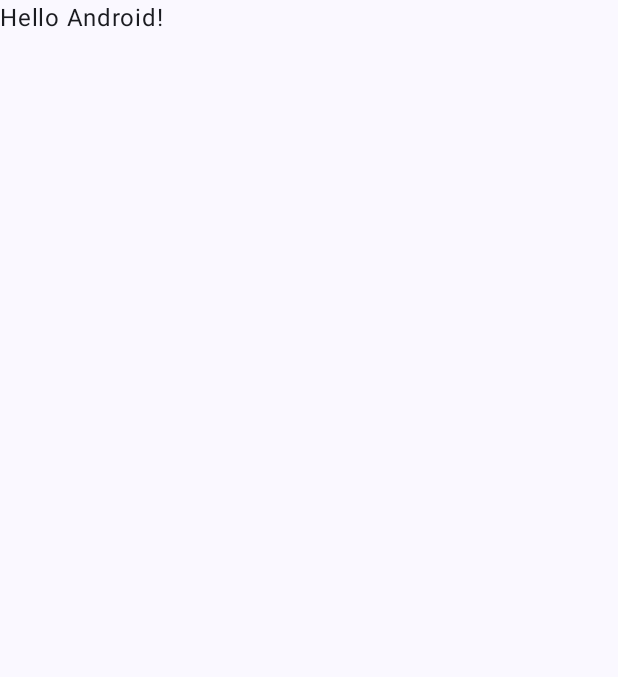
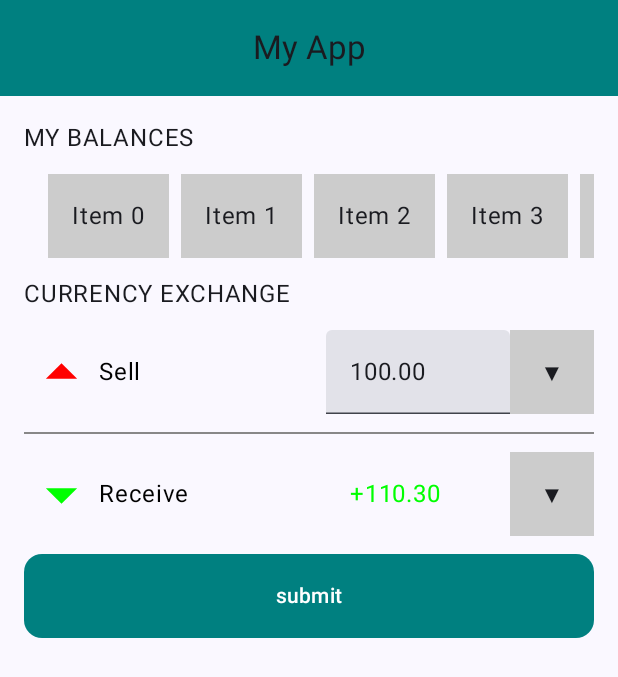
Before and after one commit to DGojka/CurrencyExchanger2, an Android app built with Jetpack Compose: the screen it shows after launch (MainActivity), on a phone screen of 412 x 824 dp. Before the commit the part shown is almost empty. Shown: the top 677 px of the screen. Run offline under Robolectric (Android 15) with nearby library versions, the phone set to English and light mode, and no system bars.

Commit message:
simple ui

```diff
--- a/app/build.gradle
+++ b/app/build.gradle
@@ -46,6 +46,7 @@ dependencies {
     implementation libs.androidx.ui.graphics
     implementation libs.androidx.ui.tooling.preview
     implementation libs.androidx.material3
+    implementation libs.androidx.compose.foundation
     implementation libs.retrofit
     testImplementation libs.junit
     androidTestImplementation libs.androidx.junit
--- a/app/src/main/java/com/example/currencyexchanger2/MainActivity.kt
+++ b/app/src/main/java/com/example/currencyexchanger2/MainActivity.kt
@@ -5,12 +5,16 @@ import androidx.activity.ComponentActivity
 import androidx.activity.compose.setContent
 import androidx.activity.enableEdgeToEdge
 import androidx.compose.foundation.layout.fillMaxSize
-import androidx.compose.foundation.layout.padding
+import androidx.compose.material3.CenterAlignedTopAppBar
+import androidx.compose.material3.ExperimentalMaterial3Api
 import androidx.compose.material3.Scaffold
 import androidx.compose.material3.Text
+import androidx.compose.material3.TopAppBarDefaults
 import androidx.compose.runtime.Composable
 import androidx.compose.ui.Modifier
+import androidx.compose.ui.graphics.Color
 import androidx.compose.ui.tooling.preview.Preview
+import com.example.currencyexchanger2.currencyexchangescreen.CurrencyExchangeScreen
 import com.example.currencyexchanger2.ui.theme.CurrencyExchanger2Theme
 
 class MainActivity : ComponentActivity() {
@@ -19,15 +23,26 @@ class MainActivity : ComponentActivity() {
         enableEdgeToEdge()
         setContent {
             CurrencyExchanger2Theme {
-                Scaffold(modifier = Modifier.fillMaxSize()) { innerPadding ->
-                    Greeting(
-                        name = "Android",
-                        modifier = Modifier.padding(innerPadding)
-                    )
+                Scaffold(
+                    modifier = Modifier.fillMaxSize(),
+                    topBar = { MyTopBar() },
+                ) { innerPadding ->
+                    CurrencyExchangeScreen(innerPadding)
                 }
             }
         }
     }
+}
+
+@OptIn(ExperimentalMaterial3Api::class)
+@Composable
+fun MyTopBar() {
+    CenterAlignedTopAppBar(
+        title = { Text(text = "My App") },
+        colors = TopAppBarDefaults.centerAlignedTopAppBarColors(
+            containerColor = Color(0xFF008080)
+        )
+    )
 }
 
 @Composable
--- /dev/null
+++ b/app/src/main/java/com/example/currencyexchanger2/currencyexchangescreen/CurrencyExchangeScreen.kt
@@ -0,0 +1,144 @@
+package com.example.currencyexchanger2.currencyexchangescreen
+
+import androidx.compose.foundation.background
+import androidx.compose.foundation.layout.*
+import androidx.compose.foundation.lazy.LazyRow
+import androidx.compose.foundation.shape.RoundedCornerShape
+import androidx.compose.foundation.text.KeyboardOptions
+import androidx.compose.material3.*
+import androidx.compose.runtime.Composable
+import androidx.compose.ui.Alignment
+import androidx.compose.ui.Modifier
+import androidx.compose.ui.draw.rotate
+import androidx.compose.ui.graphics.Color
+import androidx.compose.ui.res.painterResource
+import androidx.compose.ui.res.stringResource
+import androidx.compose.ui.text.input.KeyboardType
+import androidx.compose.ui.unit.dp
+import androidx.compose.ui.unit.sp
+import com.example.currencyexchanger2.R
+
+@Composable
+fun CurrencyExchangeScreen(innerPadding: PaddingValues) {
+    Column(
+        modifier = Modifier
+            .fillMaxSize()
+            .padding(innerPadding)
+            .padding(16.dp),
+        verticalArrangement = Arrangement.spacedBy(12.dp)
+    ) {
+        CurrencyExchangeScreenContent()
+    }
+}
+
+@Composable
+private fun CurrencyExchangeScreenContent() {
+    BalancesSection()
+    CurrencyExchangeSection()
+}
+
+@Composable
+private fun BalancesSection() {
+    Text(text = stringResource(id = R.string.my_balances))
+
+    BalancesList()
+}
+
+@Composable
+fun BalancesList() {
+    LazyRow(
+        contentPadding = PaddingValues(horizontal = 16.dp),
+        horizontalArrangement = Arrangement.spacedBy(8.dp)
+    ) {
+        items(10) { index ->
+            BalanceItem(index)
+        }
+    }
+}
+
+@Composable
+fun BalanceItem(index: Int) {
+    Text(
+        text = "Item $index",
+        modifier = Modifier
+            .background(Color.LightGray)
+            .padding(16.dp)
+    )
+}
+
+@Composable
+private fun CurrencyExchangeSection() {
+
+    Text(text = stringResource(id = R.string.currency_exchange))
+
+    Row(
+        verticalAlignment = Alignment.CenterVertically
+    ) {
+        Icon(
+            painter = painterResource(id = R.drawable.arrow),
+            contentDescription = null,
+            tint = Color.Red
+        )
+        Text(
+            text = stringResource(id = R.string.sell),
+            color = Color.Black,
+            fontSize = 16.sp
+        )
+        Spacer(modifier = Modifier.weight(1f))
+        TextField(
+            value = "100.00", // Replace with actual state management
+            onValueChange = {},
+            keyboardOptions = KeyboardOptions(keyboardType = KeyboardType.Number),
+            modifier = Modifier.weight(1f)
+        )
+        SpinnerComponent()
+    }
+
+    Divider(color = Color.Gray, thickness = 1.dp)
+
+    Row(
+        verticalAlignment = Alignment.CenterVertically
+    ) {
+        Icon(
+            painter = painterResource(id = R.drawable.arrow),
+            contentDescription = null,
+            tint = Color.Green,
+            modifier = Modifier.rotate(180f)
+        )
+        Text(
+            text = stringResource(id = R.string.receive),
+            color = Color.Black,
+            fontSize = 16.sp
+        )
+        Spacer(modifier = Modifier.weight(1f))
+        Text(
+            text = "+110.30",
+            color = Color.Green,
+            modifier = Modifier.weight(1f)
+        )
+        SpinnerComponent()
+    }
+
+    Button(
+        onClick = { /* Handle submit */ },
+        modifier = Modifier
+            .fillMaxWidth()
+            .height(56.dp),
+        colors = ButtonDefaults.buttonColors(containerColor = Color(0xFF008080)),
+        shape = RoundedCornerShape(12.dp)
+    ) {
+        Text(text = stringResource(id = R.string.submit))
+    }
+}
+
+@Composable
+fun SpinnerComponent() {
+    // Placeholder for a dropdown/spinner implementation
+    Box(
+        modifier = Modifier
+            .size(56.dp)
+            .background(Color.LightGray)
+    ) {
+        Text(text = "▼", modifier = Modifier.align(Alignment.Center))
+    }
+}
--- /dev/null
+++ b/app/src/main/res/drawable/arrow.xml
@@ -0,0 +1,5 @@
+<vector android:height="50dp" android:tint="@color/black"
+    android:viewportHeight="24" android:viewportWidth="24"
+    android:width="50dp" xmlns:android="http://schemas.android.com/apk/res/android">
+    <path android:fillColor="@android:color/white" android:pathData="M7,14l5,-5 5,5z"/>
+</vector>
--- a/app/src/main/res/values/strings.xml
+++ b/app/src/main/res/values/strings.xml
@@ -1,3 +1,12 @@
 <resources>
-    <string name="app_name">CurrencyExchanger2</string>
+    <string name="app_name">CurrencyExchanger</string>
+    <string name="sell">Sell</string>
+    <string name="receive">Receive</string>
+    <string name="submit">submit</string>
+    <string name="my_balances">MY BALANCES</string>
+    <string name="currency_exchange">CURRENCY EXCHANGE</string>
+    <string name="exchange_success_toast">Sold %1$s %2$s and received %3$s %4$s, fee: %5$s %2$s</string>
+    <string name="insufficient_balance_error_toast">Insufficient balance</string>
+    <string name="unknown_network_error_toast">Network error</string>
+    <string name="blank_amount_toast">Please enter amount to exchange.</string>
 </resources>
--- a/gradle/libs.versions.toml
+++ b/gradle/libs.versions.toml
@@ -21,6 +21,7 @@ androidx-compose-bom = { group = "androidx.compose", name = "compose-bom", versi
 androidx-ui = { group = "androidx.compose.ui", name = "ui" }
 androidx-ui-graphics = { group = "androidx.compose.ui", name = "ui-graphics" }
 androidx-ui-tooling = { group = "androidx.compose.ui", name = "ui-tooling" }
+androidx-compose-foundation = { group = "androidx.compose.foundation", name = "foundation" }
 androidx-ui-tooling-preview = { group = "androidx.compose.ui", name = "ui-tooling-preview" }
 androidx-ui-test-manifest = { group = "androidx.compose.ui", name = "ui-test-manifest" }
 androidx-ui-test-junit4 = { group = "androidx.compose.ui", name = "ui-test-junit4" }
```
